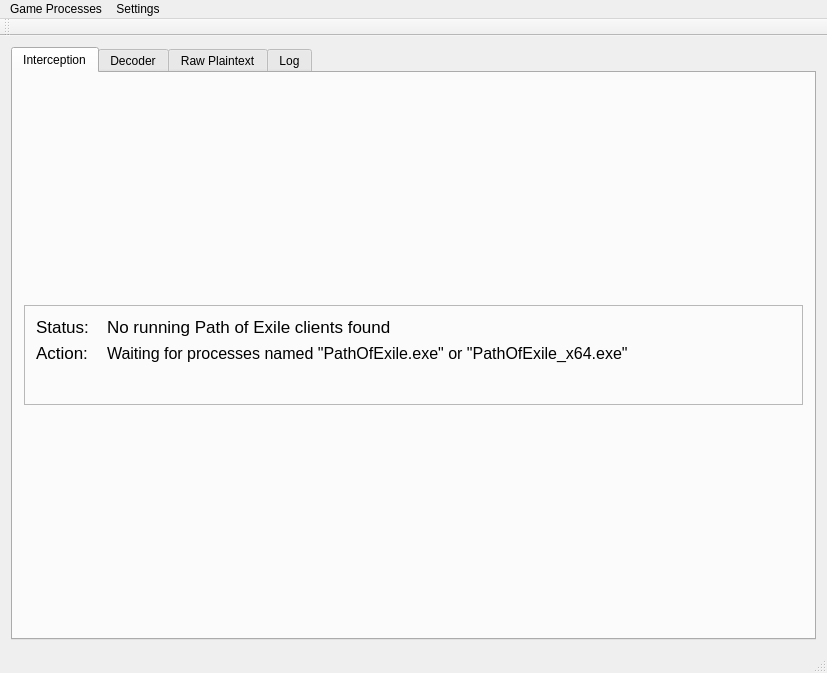
Old version of the form exileSniffer/exileSniffer.ui in the repository ncatlin/exileSniffer.
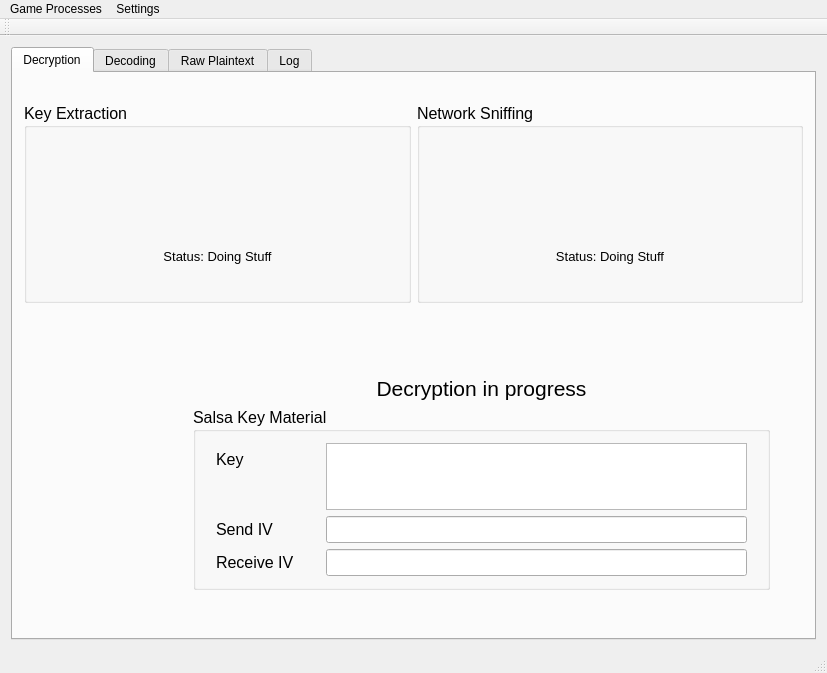
New version of the form. The open tabs and pages were chosen to show the change.

Commit message: interception tab ui

Diff of the .ui file:
```diff
--- a/exileSniffer/exileSniffer.ui
+++ b/exileSniffer/exileSniffer.ui
@@ -25,94 +25,393 @@
       </property>
       <widget class="QWidget" name="interceptionTab">
        <attribute name="title">
-        <string>Interception</string>
+        <string>Decryption</string>
        </attribute>
-       <layout class="QVBoxLayout" name="verticalLayout">
+       <layout class="QVBoxLayout" name="verticalLayout_4">
         <item>
-         <widget class="QFrame" name="statusFrame">
+         <layout class="QHBoxLayout" name="ex_sniff_layout">
+          <item>
+           <widget class="QGroupBox" name="groupBox">
+            <property name="minimumSize">
+             <size>
+              <width>300</width>
+              <height>0</height>
+             </size>
+            </property>
+            <property name="maximumSize">
+             <size>
+              <width>16777215</width>
+              <height>200</height>
+             </size>
+            </property>
+            <property name="font">
+             <font>
+              <pointsize>12</pointsize>
+             </font>
+            </property>
+            <property name="title">
+             <string>Key Extraction</string>
+            </property>
+            <layout class="QVBoxLayout" name="verticalLayout_6">
+             <property name="topMargin">
+              <number>4</number>
+             </property>
+             <property name="bottomMargin">
+              <number>4</number>
+             </property>
+             <item>
+              <layout class="QHBoxLayout" name="horizontalLayout_7">
+               <item>
+                <widget class="QLabel" name="keyex_lab_bad">
+                 <property name="maximumSize">
+                  <size>
+                   <width>100</width>
+                   <height>100</height>
+                  </size>
+                 </property>
+                 <property name="styleSheet">
+                  <string notr="true"/>
+                 </property>
+                 <property name="text">
+                  <string/>
+                 </property>
+                </widget>
+               </item>
+               <item>
+                <widget class="QLabel" name="keyex_lab_pending">
+                 <property name="maximumSize">
+                  <size>
+                   <width>100</width>
+                   <height>100</height>
+                  </size>
+                 </property>
+                 <property name="styleSheet">
+                  <string notr="true"/>
+                 </property>
+                 <property name="text">
+                  <string/>
+                 </property>
+                </widget>
+               </item>
+               <item>
+                <widget class="QLabel" name="keyex_lab_good">
+                 <property name="maximumSize">
+                  <size>
+                   <width>100</width>
+                   <height>100</height>
+                  </size>
+                 </property>
+                 <property name="styleSheet">
+                  <string notr="true"/>
+                 </property>
+                 <property name="text">
+                  <string/>
+                 </property>
+                </widget>
+               </item>
+              </layout>
+             </item>
+             <item>
+              <layout class="QVBoxLayout" name="verticalLayout_5">
+               <item>
+                <widget class="QLabel" name="keyex_text">
+                 <property name="font">
+                  <font>
+                   <pointsize>10</pointsize>
+                  </font>
+                 </property>
+                 <property name="text">
+                  <string>Status: Doing Stuff</string>
+                 </property>
+                 <property name="alignment">
+                  <set>Qt::AlignCenter</set>
+                 </property>
+                </widget>
+               </item>
+              </layout>
+             </item>
+            </layout>
+           </widget>
+          </item>
+          <item>
+           <widget class="QGroupBox" name="groupBox_2">
+            <property name="minimumSize">
+             <size>
+              <width>300</width>
+              <height>0</height>
+             </size>
+            </property>
+            <property name="maximumSize">
+             <size>
+              <width>16777215</width>
+              <height>200</height>
+             </size>
+            </property>
+            <property name="font">
+             <font>
+              <pointsize>12</pointsize>
+             </font>
+            </property>
+            <property name="title">
+             <string>Network Sniffing</string>
+            </property>
+            <layout class="QVBoxLayout" name="verticalLayout_7">
+             <property name="topMargin">
+              <number>4</number>
+             </property>
+             <property name="bottomMargin">
+              <number>4</number>
+             </property>
+             <item>
+              <layout class="QHBoxLayout" name="horizontalLayout_8">
+               <item>
+                <widget class="QLabel" name="sniff_lab_bad">
+                 <property name="maximumSize">
+                  <size>
+                   <width>100</width>
+                   <height>100</height>
+                  </size>
+                 </property>
+                 <property name="styleSheet">
+                  <string notr="true"/>
+                 </property>
+                 <property name="text">
+                  <string/>
+                 </property>
+                </widget>
+               </item>
+               <item>
+                <widget class="QLabel" name="sniff_lab_pending">
+                 <property name="maximumSize">
+                  <size>
+                   <width>100</width>
+                   <height>100</height>
+                  </size>
+                 </property>
+                 <property name="styleSheet">
+                  <string notr="true"/>
+                 </property>
+                 <property name="text">
+                  <string/>
+                 </property>
+                </widget>
+               </item>
+               <item>
+                <widget class="QLabel" name="sniff_lab_good">
+                 <property name="maximumSize">
+                  <size>
+                   <width>100</width>
+                   <height>100</height>
+                  </size>
+                 </property>
+                 <property name="styleSheet">
+                  <string notr="true"/>
+                 </property>
+                 <property name="text">
+                  <string/>
+                 </property>
+                </widget>
+               </item>
+              </layout>
+             </item>
+             <item>
+              <layout class="QVBoxLayout" name="verticalLayout_8">
+               <item>
+                <widget class="QLabel" name="sniff_text">
+                 <property name="font">
+                  <font>
+                   <pointsize>10</pointsize>
+                  </font>
+                 </property>
+                 <property name="text">
+                  <string>Status: Doing Stuff</string>
+                 </property>
+                 <property name="alignment">
+                  <set>Qt::AlignCenter</set>
+                 </property>
+                </widget>
+               </item>
+              </layout>
+             </item>
+            </layout>
+           </widget>
+          </item>
+         </layout>
+        </item>
+        <item>
+         <widget class="QWidget" name="decrypt_status_widget" native="true">
+          <property name="minimumSize">
+           <size>
+            <width>600</width>
+            <height>280</height>
+           </size>
+          </property>
           <property name="maximumSize">
            <size>
-            <width>16777215</width>
-            <height>100</height>
+            <width>999999</width>
+            <height>250</height>
            </size>
           </property>
-          <property name="frameShape">
-           <enum>QFrame::StyledPanel</enum>
-          </property>
-          <property name="frameShadow">
-           <enum>QFrame::Raised</enum>
-          </property>
-          <layout class="QFormLayout" name="formLayout">
-           <item row="3" column="1">
-            <widget class="QLabel" name="statusInfoText">
-             <property name="maximumSize">
-              <size>
-               <width>16777215</width>
-               <height>16777215</height>
-              </size>
-             </property>
-             <property name="font">
-              <font>
-               <pointsize>12</pointsize>
-              </font>
-             </property>
-             <property name="text">
-              <string>Waiting for processes named &quot;PathOfExile.exe&quot; or &quot;PathOfExile_x64.exe&quot;</string>
-             </property>
-             <property name="alignment">
-              <set>Qt::AlignLeading|Qt::AlignLeft|Qt::AlignVCenter</set>
-             </property>
-             <property name="indent">
-              <number>12</number>
-             </property>
-            </widget>
+          <layout class="QHBoxLayout" name="horizontalLayout_10">
+           <item>
+            <layout class="QVBoxLayout" name="verticalLayout">
+             <item>
+              <widget class="QLabel" name="no_decrypt_label">
+               <property name="minimumSize">
+                <size>
+                 <width>130</width>
+                 <height>130</height>
+                </size>
+               </property>
+               <property name="maximumSize">
+                <size>
+                 <width>130</width>
+                 <height>130</height>
+                </size>
+               </property>
+               <property name="baseSize">
+                <size>
+                 <width>130</width>
+                 <height>130</height>
+                </size>
+               </property>
+               <property name="styleSheet">
+                <string notr="true"/>
+               </property>
+               <property name="text">
+                <string/>
+               </property>
+              </widget>
+             </item>
+             <item>
+              <widget class="QLabel" name="yes_decrypt_label">
+               <property name="minimumSize">
+                <size>
+                 <width>130</width>
+                 <height>130</height>
+                </size>
+               </property>
+               <property name="maximumSize">
+                <size>
+                 <width>130</width>
+                 <height>130</height>
+                </size>
+               </property>
+               <property name="baseSize">
+                <size>
+                 <width>130</width>
+                 <height>130</height>
+                </size>
+               </property>
+               <property name="styleSheet">
+                <string notr="true"/>
+               </property>
+               <property name="text">
+                <string/>
+               </property>
+              </widget>
+             </item>
+            </layout>
            </item>
-           <item row="3" column="0">
-            <widget class="QLabel" name="statusInfoLabel">
-             <property name="font">
-              <font>
-               <pointsize>13</pointsize>
-              </font>
-             </property>
-             <property name="text">
-              <string>Action:</string>
-             </property>
-            </widget>
-           </item>
-           <item row="2" column="0">
-            <widget class="QLabel" name="statusLabel">
-             <property name="font">
-              <font>
-               <pointsize>13</pointsize>
-              </font>
-             </property>
-             <property name="text">
-              <string>Status:</string>
-             </property>
-            </widget>
-           </item>
-           <item row="2" column="1">
-            <widget class="QLabel" name="statusText">
-             <property name="maximumSize">
-              <size>
-               <width>16777215</width>
-               <height>16777215</height>
-              </size>
-             </property>
-             <property name="font">
-              <font>
-               <pointsize>13</pointsize>
-              </font>
-             </property>
-             <property name="text">
-              <string>No running Path of Exile clients found</string>
-             </property>
-             <property name="alignment">
-              <set>Qt::AlignLeading|Qt::AlignLeft|Qt::AlignVCenter</set>
-             </property>
-             <property name="indent">
-              <number>12</number>
-             </property>
+           <item>
+            <widget class="QFrame" name="horizontalFrame_3">
+             <layout class="QHBoxLayout" name="horizontalLayout_9">
+              <item>
+               <widget class="QStackedWidget" name="stackedWidget_3">
+                <widget class="QWidget" name="noDecryptStack" native="true">
+                 <layout class="QVBoxLayout" name="verticalLayout_9">
+                  <item>
+                   <widget class="QLabel" name="decryptionStatusText">
+                    <property name="font">
+                     <font>
+                      <pointsize>16</pointsize>
+                     </font>
+                    </property>
+                    <property name="text">
+                     <string>Not decrypting</string>
+                    </property>
+                    <property name="alignment">
+                     <set>Qt::AlignCenter</set>
+                    </property>
+                   </widget>
+                  </item>
+                 </layout>
+                </widget>
+                <widget class="QWidget" name="yesDecryptStack">
+                 <layout class="QVBoxLayout" name="verticalLayout_10">
+                  <item>
+                   <widget class="QLabel" name="label">
+                    <property name="font">
+                     <font>
+                      <pointsize>16</pointsize>
+                     </font>
+                    </property>
+                    <property name="text">
+                     <string>Decryption in progress</string>
+                    </property>
+                    <property name="alignment">
+                     <set>Qt::AlignCenter</set>
+                    </property>
+                   </widget>
+                  </item>
+                  <item>
+                   <widget class="QGroupBox" name="groupBox_3">
+                    <property name="font">
+                     <font>
+                      <pointsize>12</pointsize>
+                     </font>
+                    </property>
+                    <property name="title">
+                     <string>Salsa Key Material</string>
+                    </property>
+                    <layout class="QFormLayout" name="formLayout_2">
+                     <property name="horizontalSpacing">
+                      <number>32</number>
+                     </property>
+                     <property name="leftMargin">
+                      <number>20</number>
+                     </property>
+                     <property name="rightMargin">
+                      <number>20</number>
+                     </property>
+                     <item row="0" column="0">
+                      <widget class="QLabel" name="label_2">
+                       <property name="text">
+                        <string>Key</string>
+                       </property>
+                      </widget>
+                     </item>
+                     <item row="1" column="0">
+                      <widget class="QLabel" name="label_3">
+                       <property name="text">
+                        <string>Send IV</string>
+                       </property>
+                      </widget>
+                     </item>
+                     <item row="2" column="0">
+                      <widget class="QLabel" name="label_4">
+                       <property name="text">
+                        <string>Receive IV</string>
+                       </property>
+                      </widget>
+                     </item>
+                     <item row="0" column="1">
+                      <widget class="QPlainTextEdit" name="plainTextEdit"/>
+                     </item>
+                     <item row="1" column="1">
+                      <widget class="QLineEdit" name="lineEdit"/>
+                     </item>
+                     <item row="2" column="1">
+                      <widget class="QLineEdit" name="lineEdit_2"/>
+                     </item>
+                    </layout>
+                   </widget>
+                  </item>
+                 </layout>
+                </widget>
+               </widget>
+              </item>
+             </layout>
             </widget>
            </item>
           </layout>
@@ -122,7 +421,7 @@
       </widget>
       <widget class="QWidget" name="decodeTab">
        <attribute name="title">
-        <string>Decoder</string>
+        <string>Decoding</string>
        </attribute>
        <layout class="QGridLayout" name="gridLayout_3">
         <property name="bottomMargin">
```
Left out of the diff: 2 changed lines with no effect on the pictures. The commit also changes 13 other files.
